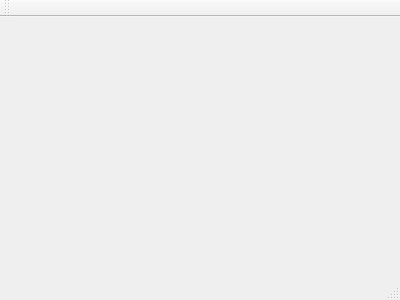
Before: the Qt Designer form menu_editor/mainwindow.ui in KutsuyaYuki/menu_editor, drawn with Qt 5.
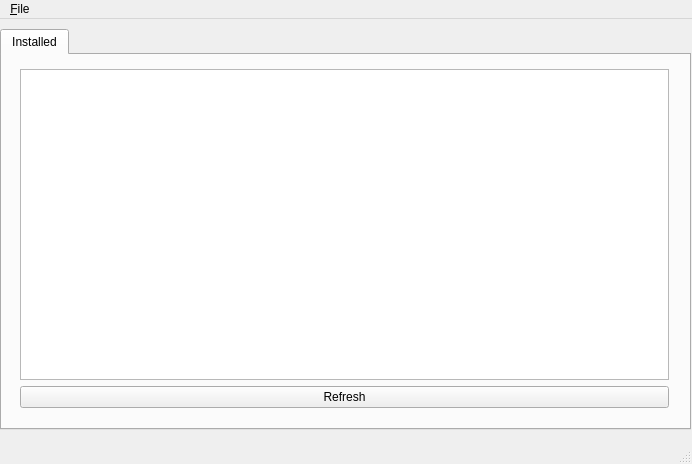
After: the same form once the commit is applied.

Commit message: Added a refresh button and working on how to scan a directory for files.

```diff
--- a/menu_editor/mainwindow.ui
+++ b/menu_editor/mainwindow.ui
@@ -1,24 +1,94 @@
 <ui version="4.0">
  <class>MainWindow</class>
- <widget class="QMainWindow" name="MainWindow" >
-  <property name="geometry" >
+ <widget class="QMainWindow" name="MainWindow">
+  <property name="geometry">
    <rect>
     <x>0</x>
     <y>0</y>
-    <width>400</width>
-    <height>300</height>
+    <width>692</width>
+    <height>464</height>
    </rect>
   </property>
   <property name="windowTitle" >
    <string>MainWindow</string>
   </property>
-  <widget class="QMenuBar" name="menuBar" />
-  <widget class="QToolBar" name="mainToolBar" />
-  <widget class="QWidget" name="centralWidget" />
-  <widget class="QStatusBar" name="statusBar" />
+  <widget class="QWidget" name="centralWidget">
+   <widget class="QTabWidget" name="tabWidget">
+    <property name="geometry">
+     <rect>
+      <x>0</x>
+      <y>10</y>
+      <width>691</width>
+      <height>401</height>
+     </rect>
+    </property>
+    <property name="currentIndex">
+     <number>0</number>
+    </property>
+    <widget class="QWidget" name="tab">
+     <attribute name="title">
+      <string>Installed</string>
+     </attribute>
+     <widget class="QWidget" name="verticalLayoutWidget">
+      <property name="geometry">
+       <rect>
+        <x>7</x>
+        <y>3</y>
+        <width>671</width>
+        <height>361</height>
+       </rect>
+      </property>
+      <layout class="QVBoxLayout" name="verticalLayout">
+       <item>
+        <widget class="QListView" name="listView"/>
+       </item>
+       <item>
+        <layout class="QGridLayout" name="gridLayout">
+         <item row="0" column="0">
+          <widget class="QPushButton" name="pushButton">
+           <property name="text">
+            <string>Refresh</string>
+           </property>
+          </widget>
+         </item>
+        </layout>
+       </item>
+      </layout>
+     </widget>
+    </widget>
+   </widget>
+  </widget>
+  <widget class="QMenuBar" name="menuBar">
+   <property name="geometry">
+    <rect>
+     <x>0</x>
+     <y>0</y>
+     <width>692</width>
+     <height>24</height>
+    </rect>
+   </property>
+   <widget class="QMenu" name="menu_File">
+    <property name="title">
+     <string>&amp;File</string>
+    </property>
+    <addaction name="action_Settings"/>
+    <addaction name="action_Exit"/>
+   </widget>
+   <addaction name="menu_File"/>
+  </widget>
+  <widget class="QStatusBar" name="statusBar"/>
+  <action name="action_Settings">
+   <property name="text">
+    <string>&amp;Settings</string>
+   </property>
+  </action>
+  <action name="action_Exit">
+   <property name="text">
+    <string>&amp;Exit</string>
+   </property>
+  </action>
  </widget>
- <layoutDefault spacing="6" margin="11" />
- <pixmapfunction></pixmapfunction>
+ <layoutdefault spacing="6" margin="11"/>
  <resources/>
  <connections/>
 </ui>
```
Left out of the diff: 5 changed lines with no effect on the pictures. The commit also changes 6 other files.
